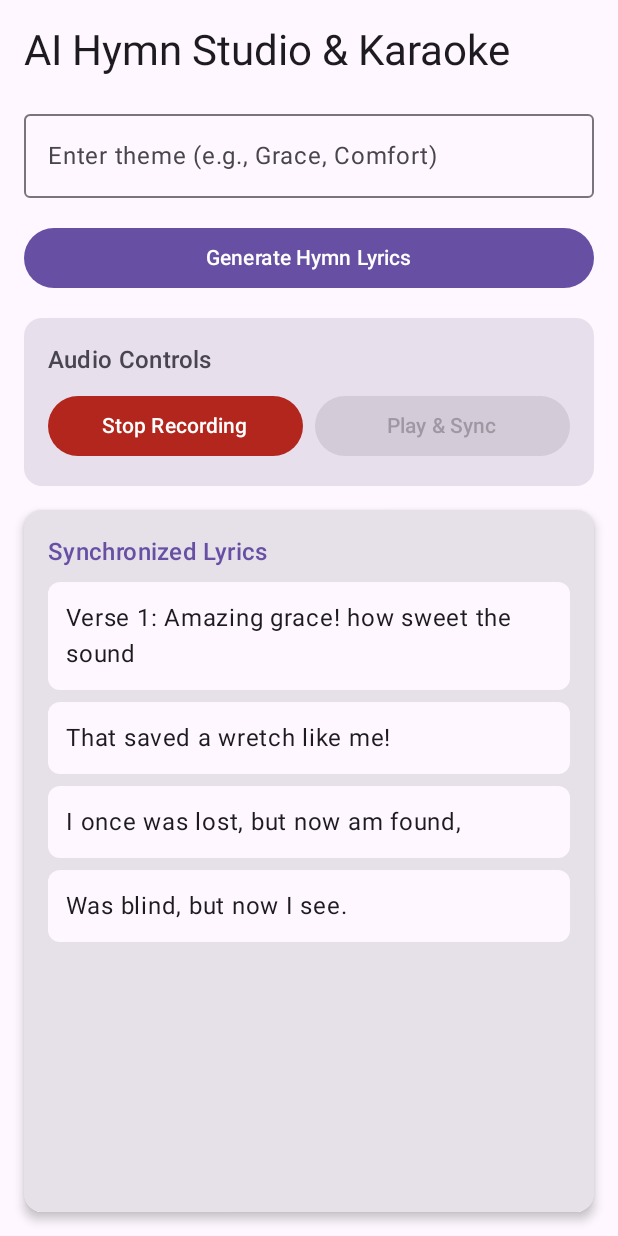
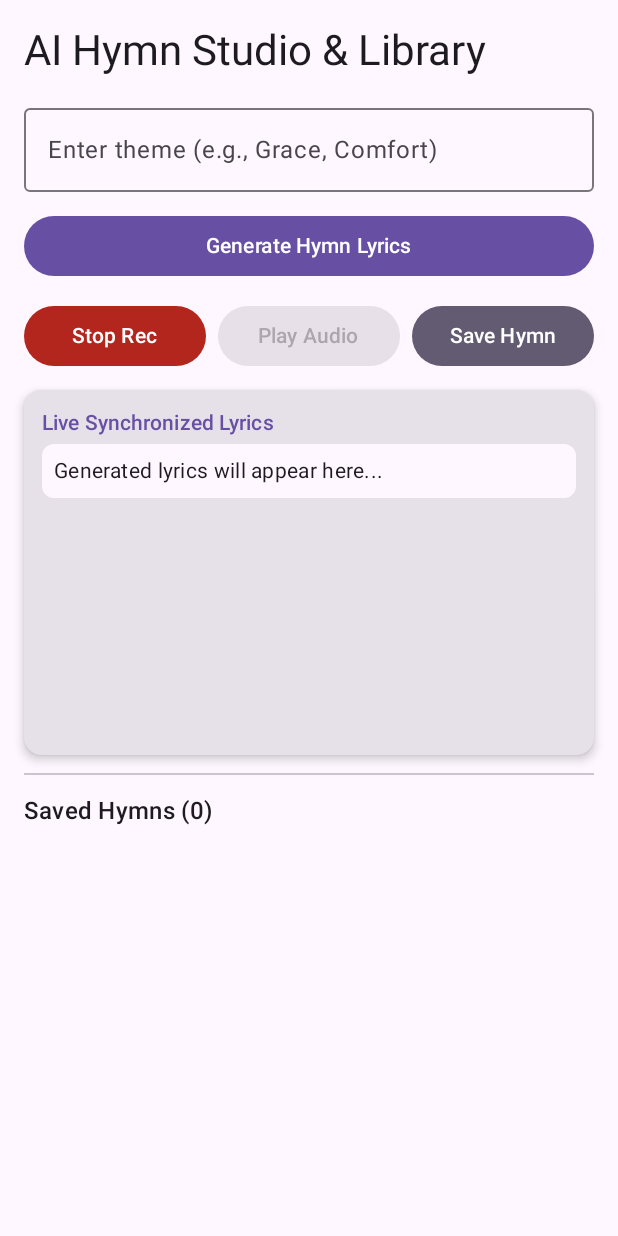
Before and after one commit to DivineCheure/AI-Hymn-Book, an Android app built with Jetpack Compose: the screen it shows after launch (MainActivity), after a tap on "Record", on a phone screen of 412 x 824 dp. Run offline under Robolectric (Android 15) with nearby library versions, the phone set to English and light mode, and no system bars; our stand-ins replace Room's generated code; libraries missing offline, so code that uses them is left out: com.google.ai.client.

Commit message:
Added the lyrics and the database

```diff
--- /dev/null
+++ b/app/src/main/java/com/example/aihymnbook/HymnDao.kt
@@ -0,0 +1,20 @@
+package com.example.aihymnbook
+
+import androidx.room.Dao
+import androidx.room.Delete
+import androidx.room.Insert
+import androidx.room.OnConflictStrategy
+import androidx.room.Query
+import kotlinx.coroutines.flow.Flow
+
+@Dao
+interface HymnDao {
+    @Query("SELECT * FROM hymns ORDER BY id DESC")
+    fun getAllHymns(): Flow<List<HymnEntity>>
+
+    @Insert(onConflict = OnConflictStrategy.REPLACE)
+    suspend fun insertHymn(hymn: HymnEntity)
+
+    @Delete
+    suspend fun deleteHymn(hymn: HymnEntity)
+}
--- /dev/null
+++ b/app/src/main/java/com/example/aihymnbook/HymnDatabase.kt
@@ -0,0 +1,29 @@
+package com.example.aihymnbook
+
+import android.content.Context
+import androidx.room.Database
+import androidx.room.Room
+import androidx.room.RoomDatabase
+
+@Database(entities = [HymnEntity::class], version = 1, exportSchema = false)
+abstract class HymnDatabase : RoomDatabase() {
+
+    abstract fun hymnDao(): HymnDao
+
+    companion object {
+        @Volatile
+        private var INSTANCE: HymnDatabase? = null
+
+        fun getDatabase(context: Context): HymnDatabase {
+            return INSTANCE ?: synchronized(this) {
+                val instance = Room.databaseBuilder(
+                    context.applicationContext,
+                    HymnDatabase::class.java,
+                    "hymns.db"
+                ).build()
+                INSTANCE = instance
+                instance
+            }
+        }
+    }
+}
--- a/app/src/main/java/com/example/aihymnbook/HymnViewModel.kt
+++ b/app/src/main/java/com/example/aihymnbook/HymnViewModel.kt
@@ -9,11 +9,15 @@ import androidx.compose.runtime.mutableStateOf
 import androidx.compose.runtime.setValue
 import androidx.lifecycle.ViewModel
 import androidx.lifecycle.viewModelScope
+import androidx.media3.common.C
 import androidx.media3.common.MediaItem
 import androidx.media3.exoplayer.ExoPlayer
 import com.google.ai.client.generativeai.GenerativeModel
 import kotlinx.coroutines.Job
 import kotlinx.coroutines.delay
+import kotlinx.coroutines.flow.SharingStarted
+import kotlinx.coroutines.flow.StateFlow
+import kotlinx.coroutines.flow.stateIn
 import kotlinx.coroutines.isActive
 import kotlinx.coroutines.launch
 import java.io.File
@@ -24,35 +28,36 @@ data class TimedLyric(
     val text: String
 )
 
-class HymnViewModel : ViewModel() {
+class HymnViewModel(context: Context) : ViewModel() {
+
+    private val dao = HymnDatabase.getDatabase(context).hymnDao()
+
+    val savedHymns: StateFlow<List<HymnEntity>> = dao.getAllHymns()
+        .stateIn(viewModelScope, SharingStarted.Lazily, emptyList())
 
     var promptInput by mutableStateOf("")
-    var generatedLyrics by mutableStateOf("Your generated hymn will appear here...")
+    var generatedLyrics by mutableStateOf("Enter a theme above and tap Generate...")
     var isLoading by mutableStateOf(false)
 
     var isRecording by mutableStateOf(false)
     var isPlaying by mutableStateOf(false)
     var recordedFilePath: String? = null
 
-    // Synchronization state
     var currentPlaybackPosition by mutableLongStateOf(0L)
     private var playbackJob: Job? = null
 
-    // Sample synchronized lyric lines (Timed in milliseconds)
     var timedLyrics by mutableStateOf(
         listOf(
-            TimedLyric(0L, 5000L, "Verse 1: Amazing grace! how sweet the sound"),
-            TimedLyric(5001L, 10000L, "That saved a wretch like me!"),
-            TimedLyric(10001L, 15000L, "I once was lost, but now am found,"),
-            TimedLyric(15001L, 22000L, "Was blind, but now I see.")
+            TimedLyric(0L, 5000L, "Generated lyrics will appear here...")
         )
     )
 
     private var mediaRecorder: MediaRecorder? = null
     var audioPlayer: ExoPlayer? = null
 
+    // Using the stable flash-latest endpoint
     private val generativeModel = GenerativeModel(
-        modelName = "gemini-1.5-flash",
+        modelName = "gemini-1.5-flash-latest",
         apiKey = BuildConfig.GEMINI_API_KEY
     )
 
@@ -65,17 +70,53 @@ class HymnViewModel : ViewModel() {
             try {
                 val fullPrompt = "Write a traditional Christian church hymn with 3 verses and a chorus based on this theme: '$promptInput'. Use a poetic, reverent tone with an ABAB or AABB rhyme scheme."
                 val response = generativeModel.generateContent(fullPrompt)
-                generatedLyrics = response.text ?: "Could not generate lyrics."
+                val textResult = response.text ?: "Could not generate lyrics."
+                generatedLyrics = textResult
+                parseLyricsIntoTimedLines(textResult, 12000L)
             } catch (e: Exception) {
-                generatedLyrics = "Error: ${e.message}"
+                Log.e("HymnViewModel", "API Error", e)
+                generatedLyrics = "Error: ${e.localizedMessage ?: e.toString()}"
             } finally {
                 isLoading = false
             }
         }
     }
 
+    private fun parseLyricsIntoTimedLines(text: String, totalDurationMs: Long) {
+        val lines = text.lines().filter { it.isNotBlank() }
+        if (lines.isEmpty()) return
+
+        val durationPerLine = totalDurationMs / lines.size
+        timedLyrics = lines.mapIndexed { index, lineText ->
+            TimedLyric(
+                startMs = index * durationPerLine,
+                endMs = (index + 1) * durationPerLine,
+                text = lineText
+            )
+        }
+    }
+
+    fun saveHymn() {
+        val titleToSave = if (promptInput.isBlank()) "Worship Hymn" else promptInput
+
+        viewModelScope.launch {
+            val hymn = HymnEntity(
+                title = titleToSave,
+                lyrics = generatedLyrics,
+                audioPath = recordedFilePath
+            )
+            dao.insertHymn(hymn)
+        }
+    }
+
+    fun deleteHymn(hymn: HymnEntity) {
+        viewModelScope.launch {
+            dao.deleteHymn(hymn)
+        }
+    }
+
     fun startRecording(context: Context) {
-        val audioFile = File(context.filesDir, "hymn_recording.m4a")
+        val audioFile = File(context.filesDir, "hymn_${System.currentTimeMillis()}.m4a")
         recordedFilePath = audioFile.absolutePath
 
         mediaRecorder = MediaRecorder(context).apply {
@@ -102,27 +143,33 @@ class HymnViewModel : ViewModel() {
         isRecording = false
     }
 
-    fun playAudio(context: Context) {
-        if (recordedFilePath == null) return
+    fun playAudio(path: String?, lyricsToParse: String?, context: Context) {
+        val targetPath = path ?: recordedFilePath ?: return
+        val textToUse = lyricsToParse ?: generatedLyrics
 
         audioPlayer?.release()
         audioPlayer = ExoPlayer.Builder(context).build().apply {
-            val mediaItem = MediaItem.fromUri(recordedFilePath!!)
+            val mediaItem = MediaItem.fromUri(targetPath)
             setMediaItem(mediaItem)
             prepare()
             play()
         }
         isPlaying = true
 
-        // Start tracking playback position for lyric sync
         playbackJob?.cancel()
         playbackJob = viewModelScope.launch {
+            delay(300)
+            val trueDuration = audioPlayer?.duration ?: 0L
+            if (trueDuration > 0 && trueDuration != C.TIME_UNSET) {
+                parseLyricsIntoTimedLines(textToUse, trueDuration)
+            }
+
             while (isActive && isPlaying) {
                 currentPlaybackPosition = audioPlayer?.currentPosition ?: 0L
                 if (audioPlayer?.isPlaying == false && currentPlaybackPosition > 0) {
                     stopAudio()
                 }
-                delay(100) // Update every 100ms
+                delay(100)
             }
         }
     }
--- a/app/src/main/java/com/example/aihymnbook/MainActivity.kt
+++ b/app/src/main/java/com/example/aihymnbook/MainActivity.kt
@@ -7,7 +7,6 @@ import androidx.activity.ComponentActivity
 import androidx.activity.compose.setContent
 import androidx.activity.result.contract.ActivityResultContracts
 import androidx.activity.viewModels
-import androidx.compose.foundation.background
 import androidx.compose.foundation.layout.*
 import androidx.compose.foundation.lazy.LazyColumn
 import androidx.compose.foundation.lazy.items
@@ -17,9 +16,18 @@ import androidx.compose.ui.Modifier
 import androidx.compose.ui.platform.LocalContext
 import androidx.compose.ui.unit.dp
 import androidx.core.content.ContextCompat
+import androidx.lifecycle.ViewModel
+import androidx.lifecycle.ViewModelProvider
 
 class MainActivity : ComponentActivity() {
-    private val viewModel: HymnViewModel by viewModels()
+
+    private val viewModel: HymnViewModel by viewModels {
+        object : ViewModelProvider.Factory {
+            override fun <T : ViewModel> create(modelClass: Class<T>): T {
+                return HymnViewModel(applicationContext) as T
+            }
+        }
+    }
 
     private val requestPermissionLauncher = registerForActivityResult(
         ActivityResultContracts.RequestPermission()
@@ -46,15 +54,16 @@ class MainActivity : ComponentActivity() {
 @Composable
 fun HymnStudioScreen(viewModel: HymnViewModel) {
     val context = LocalContext.current
+    val savedHymns by viewModel.savedHymns.collectAsState()
 
     Column(
         modifier = Modifier
             .fillMaxSize()
             .padding(16.dp),
-        verticalArrangement = Arrangement.spacedBy(16.dp)
+        verticalArrangement = Arrangement.spacedBy(12.dp)
     ) {
         Text(
-            text = "AI Hymn Studio & Karaoke",
+            text = "AI Hymn Studio & Library",
             style = MaterialTheme.typography.headlineMedium
         )
 
@@ -73,14 +82,7 @@ fun HymnStudioScreen(viewModel: HymnViewModel) {
             Text(if (viewModel.isLoading) "Composing..." else "Generate Hymn Lyrics")
         }
 
-        // Recorder & Player Controls
-        Card(
-            modifier = Modifier.fillMaxWidth(),
-            colors = CardDefaults.cardColors(containerColor = MaterialTheme.colorScheme.surfaceVariant)
-        ) {
-            Column(modifier = Modifier.padding(16.dp), verticalArrangement = Arrangement.spacedBy(8.dp)) {
-                Text(text = "Audio Controls", style = MaterialTheme.typography.titleMedium)
-
+        // Recorder Controls & Save Button
         Row(modifier = Modifier.fillMaxWidth(), horizontalArrangement = Arrangement.spacedBy(8.dp)) {
             Button(
                 onClick = {
@@ -92,44 +94,49 @@ fun HymnStudioScreen(viewModel: HymnViewModel) {
                 ),
                 modifier = Modifier.weight(1f)
             ) {
-                        Text(if (viewModel.isRecording) "Stop Recording" else "Record")
+                Text(if (viewModel.isRecording) "Stop Rec" else "Record")
             }
 
             Button(
                 onClick = {
                     if (viewModel.isPlaying) viewModel.stopAudio()
-                            else viewModel.playAudio(context)
+                    else viewModel.playAudio(null, null, context)
                 },
                 enabled = viewModel.recordedFilePath != null && !viewModel.isRecording,
                 modifier = Modifier.weight(1f)
             ) {
-                        Text(if (viewModel.isPlaying) "Stop Playing" else "Play & Sync")
+                Text(if (viewModel.isPlaying) "Stop" else "Play Audio")
             }
-                }
+
+            Button(
+                onClick = { viewModel.saveHymn() },
+                colors = ButtonDefaults.buttonColors(containerColor = MaterialTheme.colorScheme.secondary),
+                modifier = Modifier.weight(1f)
+            ) {
+                Text("Save Hymn")
             }
         }
 
-        // Synchronized Karaoke Lyrics View
+        // Live Synchronized Lyrics Card (Restored)
         Card(
             modifier = Modifier
                 .fillMaxWidth()
                 .weight(1f),
             elevation = CardDefaults.cardElevation(defaultElevation = 4.dp)
         ) {
-            Column(modifier = Modifier.padding(16.dp)) {
+            Column(modifier = Modifier.padding(12.dp)) {
                 Text(
-                    text = "Synchronized Lyrics",
-                    style = MaterialTheme.typography.titleMedium,
+                    text = "Live Synchronized Lyrics",
+                    style = MaterialTheme.typography.titleSmall,
                     color = MaterialTheme.colorScheme.primary
                 )
-                Spacer(modifier = Modifier.height(8.dp))
+                Spacer(modifier = Modifier.height(4.dp))
 
                 LazyColumn(
                     modifier = Modifier.fillMaxSize(),
-                    verticalArrangement = Arrangement.spacedBy(8.dp)
+                    verticalArrangement = Arrangement.spacedBy(4.dp)
                 ) {
                     items(viewModel.timedLyrics) { line ->
-                        // Check if current playback position matches this line's timestamp window
                         val isHighlighted = viewModel.isPlaying &&
                                 viewModel.currentPlaybackPosition in line.startMs..line.endMs
 
@@ -140,10 +147,61 @@ fun HymnStudioScreen(viewModel: HymnViewModel) {
                         ) {
                             Text(
                                 text = line.text,
-                                style = MaterialTheme.typography.bodyLarge,
+                                style = MaterialTheme.typography.bodyMedium,
                                 color = if (isHighlighted) MaterialTheme.colorScheme.onPrimaryContainer else MaterialTheme.colorScheme.onSurface,
-                                modifier = Modifier.padding(12.dp)
+                                modifier = Modifier.padding(8.dp)
                             )
+                        }
+                    }
+                }
+            }
+        }
+
+        Divider()
+
+        Text(text = "Saved Hymns (${savedHymns.size})", style = MaterialTheme.typography.titleMedium)
+
+        // List of Saved Hymns with Play, Stop, Edit, Delete buttons
+        LazyColumn(
+            modifier = Modifier
+                .fillMaxWidth()
+                .weight(1f),
+            verticalArrangement = Arrangement.spacedBy(8.dp)
+        ) {
+            items(savedHymns) { hymn ->
+                Card(
+                    modifier = Modifier.fillMaxWidth(),
+                    elevation = CardDefaults.cardElevation(defaultElevation = 2.dp)
+                ) {
+                    Column(modifier = Modifier.padding(12.dp), verticalArrangement = Arrangement.spacedBy(4.dp)) {
+                        Text(text = hymn.title, style = MaterialTheme.typography.titleSmall, color = MaterialTheme.colorScheme.primary)
+                        Text(text = hymn.lyrics, style = MaterialTheme.typography.bodyMedium, maxLines = 3)
+
+                        // Action buttons: Play, Stop, Edit, Delete
+                        Row(
+                            modifier = Modifier.fillMaxWidth(),
+                            horizontalArrangement = Arrangement.spacedBy(4.dp)
+                        ) {
+                            if (!hymn.audioPath.isNullOrBlank()) {
+                                TextButton(onClick = { viewModel.playAudio(hymn.audioPath, hymn.lyrics, context) }) {
+                                    Text("Play")
+                                }
+                            }
+
+                            TextButton(onClick = { viewModel.stopAudio() }) {
+                                Text("Stop")
+                            }
+
+                            TextButton(onClick = {
+                                viewModel.promptInput = hymn.title
+                                viewModel.generatedLyrics = hymn.lyrics
+                                viewModel.recordedFilePath = hymn.audioPath
+                            }) {
+                                Text("Edit")
+                            }
+
+                            TextButton(onClick = { viewModel.deleteHymn(hymn) }) {
+                                Text("Delete", color = MaterialTheme.colorScheme.error)
                             }
                         }
                     }
@@ -151,3 +209,4 @@ fun HymnStudioScreen(viewModel: HymnViewModel) {
             }
         }
     }
+}
```
Also changed, not shown: app/build.gradle.kts (+11 -8 lines), app/src/main/java/com/example/aihymnbook/HymnEntity.kt (added, +13 -0 lines), gradle/libs.versions.toml (+16 -6 lines). Lines whose indentation alone changed are shown as unchanged.
